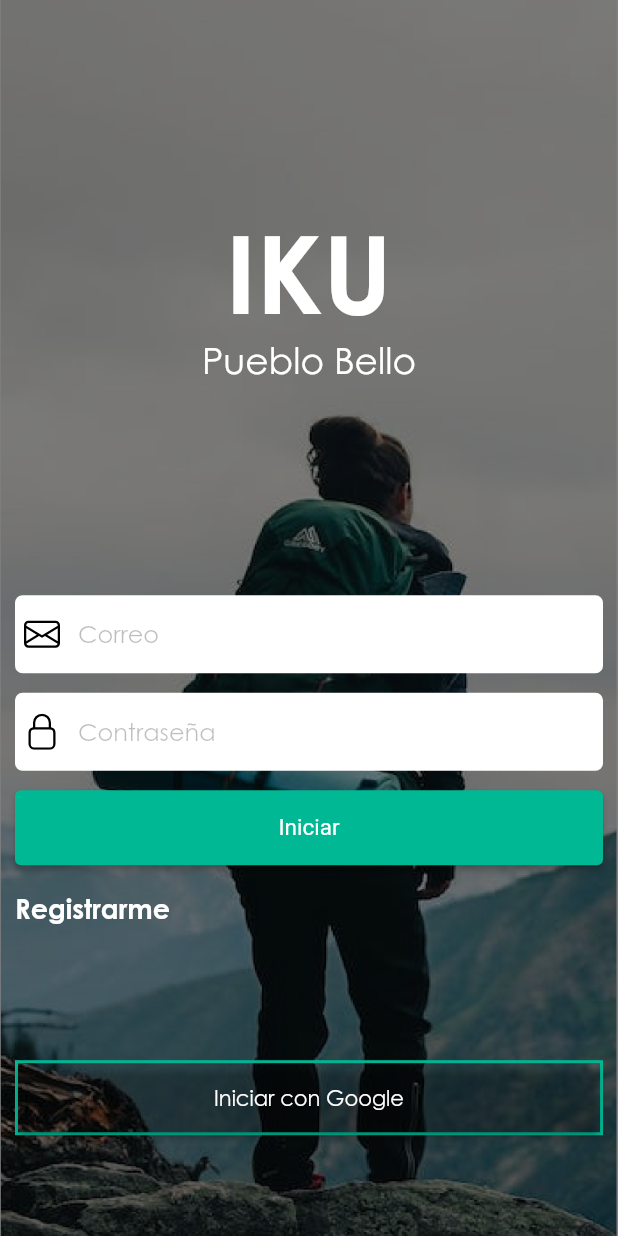
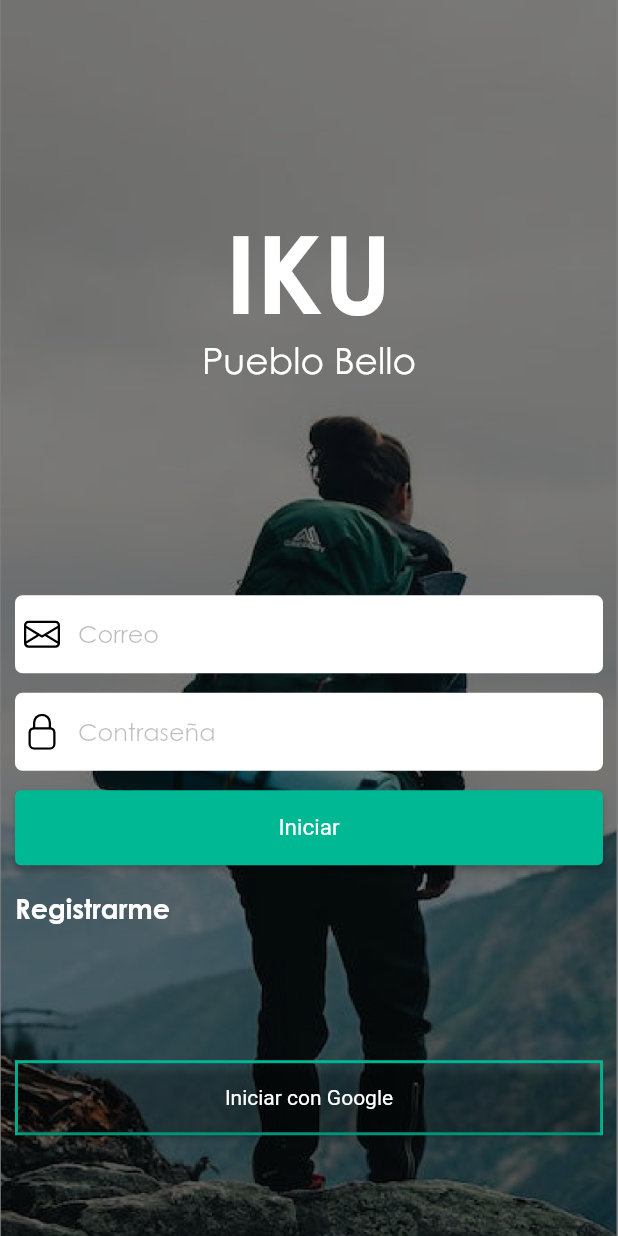
Before and after one commit to pueblobelloapp/TouristApp, a Flutter app: the screen it shows after launch, on a phone screen of 412 x 824 dp. Run offline on Flutter 3.47's test engine with Material 2 defaults, Android fonts, the phone set to English and light mode, and no system bars; our stand-ins replace bootstrap_icons, cloud_firestore, email_validator, equatable, firebase_auth, firebase_core and 9 more; accounts and stored records are empty.

Commit message:
Se crea una clase CustomElevatedButton generica y se utiliza esta clase  en el boton de google(falta en los demas), se agrega algunos colores en AppBasicColor,

```diff
--- a/lib/Recursos/Paginas/Login/Login.dart
+++ b/lib/Recursos/Paginas/Login/Login.dart
@@ -2,6 +2,7 @@ import 'package:app_turismo_usuario/Recursos/Entity/UserLogin.dart';
 import 'package:app_turismo_usuario/Recursos/Paginas/Login/LoginControllers.dart';
 import 'package:app_turismo_usuario/Recursos/Paginas/Home/home.dart';
 import 'package:app_turismo_usuario/Recursos/Widget/Constans.dart';
+import 'package:app_turismo_usuario/Recursos/Widget/Custom_elevated_button.dart';
 import 'package:app_turismo_usuario/Recursos/Widget/custom_textFormField.dart';
 import 'package:app_turismo_usuario/Recursos/utils/GextUtils.dart';
 import 'package:app_turismo_usuario/main.dart';
@@ -174,7 +175,6 @@ class _LoginState extends State<Login> {
     );
   }
 
-
   Widget _btnGoogle() {
     return Container(
         margin: const EdgeInsets.fromLTRB(10, 90, 10, 0),
@@ -183,16 +183,14 @@ class _LoginState extends State<Login> {
         decoration: BoxDecoration(
             // borderRadius: BorderRadius.circular(20),
             border: Border.all(color: AppBasicColors.rgb, width: 2.0)),
-      child: ElevatedButton(
-        style: ElevatedButton.styleFrom(
-          primary: Colors.transparent,
-        ),
+        child: CustomElevatedButton(
+          color: AppBasicColors.transparent,
+          borderRadius: 0,
           onPressed: () {
             //Get.find<ControllerLogin>().signInWithGoogle();
           },
-        child: const Text('Iniciar con Google'),
-      ),
-    );
+          text: 'Iniciar con Google',
+        ));
   }
 
   /* Widget _textFormFielWidget(
--- a/lib/Recursos/Paginas/Perfil/Perfil.dart
+++ b/lib/Recursos/Paginas/Perfil/Perfil.dart
@@ -36,7 +36,8 @@ class ProfileDialog extends GetView<PerfilController> {
                       child: Center(
                         child: controller.selectedPhoto != null
                             ? Image.file(
-                                controller.selectedPhoto! as File,
+                                File(controller.selectedPhoto.value
+                                    .path), //controller.selectedPhoto! as File,
                                 fit: BoxFit.cover,
                               )
                             : const Icon(
--- /dev/null
+++ b/lib/Recursos/Widget/Custom_elevated_button.dart
@@ -0,0 +1,38 @@
+import 'package:app_turismo_usuario/Recursos/theme/app_theme.dart';
+import 'package:flutter/material.dart';
+
+class CustomElevatedButton extends StatelessWidget {
+  final VoidCallback onPressed;
+  final String text;
+  final Color? color;
+  final Color? textColor;
+  final double fontSize;
+  final double borderRadius;
+  final EdgeInsetsGeometry? padding;
+  final EdgeInsetsGeometry? margin;
+
+  const CustomElevatedButton(
+      {super.key,
+      required this.onPressed,
+      required this.text,
+      this.color = AppBasicColors.colorElevatedButtonBlue,
+      this.textColor = AppBasicColors.white,
+      this.fontSize = 14,
+      this.borderRadius = 8.0,
+      this.padding = const EdgeInsets.all(12.0),
+      this.margin = EdgeInsets.zero});
+
+  @override
+  Widget build(BuildContext context) {
+    return ElevatedButton(
+        onPressed: onPressed,
+        style: ElevatedButton.styleFrom(
+            backgroundColor: color,
+            foregroundColor: textColor,
+            textStyle: TextStyle(fontSize: fontSize),
+            shape: RoundedRectangleBorder(
+                borderRadius: BorderRadius.circular(borderRadius)),
+            padding: padding),
+        child: Text(text));
+  }
+}
--- a/lib/Recursos/theme/app_theme.dart
+++ b/lib/Recursos/theme/app_theme.dart
@@ -14,9 +14,11 @@ class AppBasicColors {
   static const greyRgba = Color.fromRGBO(179, 190, 195, 1);
   static const greyMun = Color.fromRGBO(223, 230, 233, 1);
   static const blue = Color.fromRGBO(28, 162, 240, 1);
+  static const transparent = Color.fromRGBO(0, 0, 0, 0);
 
   static const colorTextFormField = Color.fromRGBO(223, 230, 233, 1);
   static const colorButtonCancelar = Color.fromRGBO(45, 52, 54, 1);
+  static const colorElevatedButtonBlue = Color.fromRGBO(33, 150, 243, 1);
   static const greenWhat = Color.fromRGBO(37, 212, 103, 1);
   static const redInst = Color.fromRGBO(238, 0, 18, 1);
   static const blueMess = Color.fromRGBO(0, 132, 255, 1);
```
Also changed, not shown: 1 other file. Lines whose indentation alone changed are shown as unchanged.
